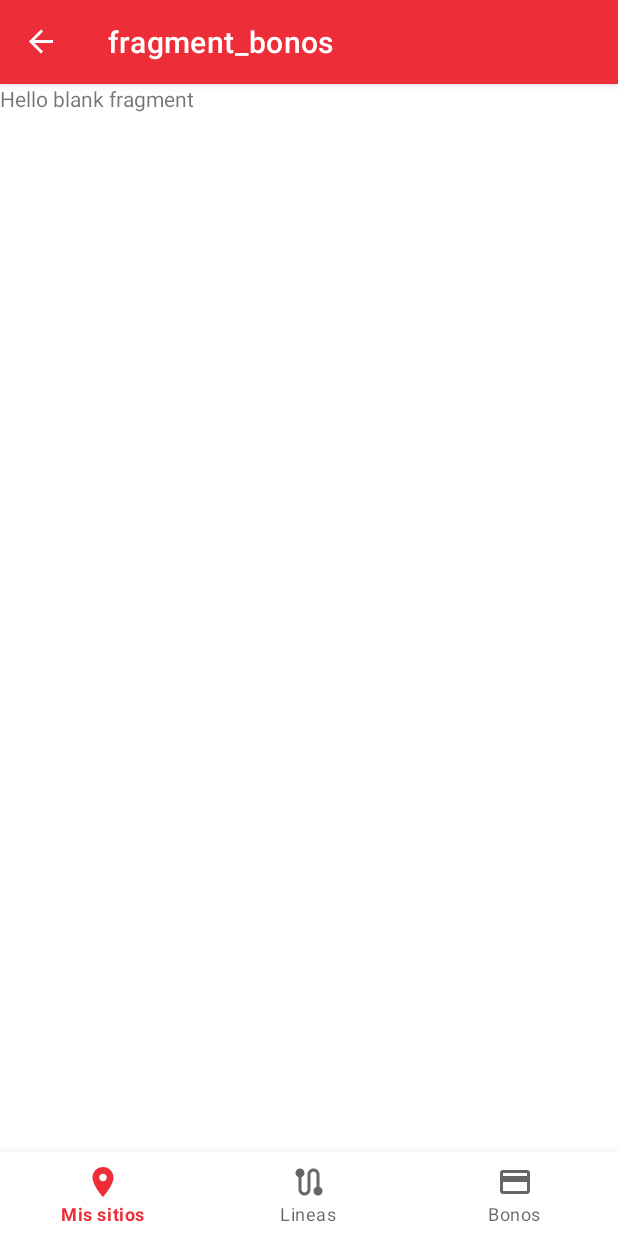
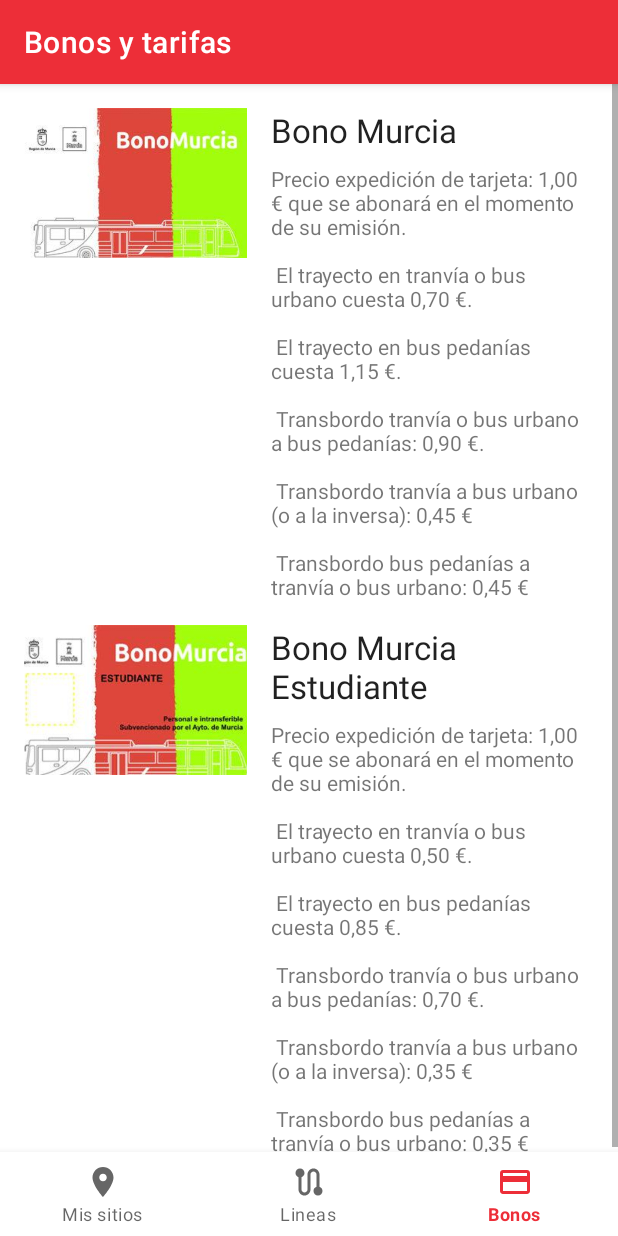
Before and after one commit to youngsdeveloper/busmurcia-app, an Android app: the BonosFragment screen opened through its navigation route, on a phone screen of 412 x 824 dp. Run offline under Robolectric (Android 15) with nearby library versions, the phone set to English and light mode, and no system bars; our stand-ins replace Room's generated code, navigation-ui; libraries missing offline, so code that uses them is left out: io.nlopez.smartlocation.

Commit message:
Feature: Lines + Bonos pantallas

```diff
--- a/app/src/main/java/com/juice_studio/busmurciaapp/activites/MainActivity.kt
+++ b/app/src/main/java/com/juice_studio/busmurciaapp/activites/MainActivity.kt
@@ -22,7 +22,7 @@
             supportFragmentManager.findFragmentById(R.id.fragment_container_view) as NavHostFragment
         val navController = navHostFragment.navController
 
-        val appBarConfiguration = AppBarConfiguration(navController.graph)
+        val appBarConfiguration = AppBarConfiguration(setOf(R.id.placesFragment, R.id.bonosFragment, R.id.lineasFragment))
         topAppBar.setupWithNavController(navController, appBarConfiguration)
         setSupportActionBar(topAppBar)
 
@@ -36,14 +36,7 @@
         }
 
         val bottom_navigation = bottomNavigationView
-        bottom_navigation.setOnNavigationItemReselectedListener { item ->
-            when (item.itemId) {
-                R.id.page_bonos -> {
-                    // Respond to navigation item 1 reselection
-                    navController.navigate(R.id.action_placesFragment_to_bonosFragment)
-                }
-            }
-        }
+        bottom_navigation.setupWithNavController(navController)
     }
 
 
--- a/app/src/main/java/com/juice_studio/busmurciaapp/adapters/RouteAdapter.kt
+++ b/app/src/main/java/com/juice_studio/busmurciaapp/adapters/RouteAdapter.kt
@@ -13,12 +13,14 @@
 import kotlinx.android.synthetic.main.item_route.view.*
 import kotlinx.android.synthetic.main.item_stop.view.*
 
-class RouteAdapter(var items: List<Route>, var stop: Stop, var routeClickListener: RouteClickListener): RecyclerView.Adapter<RouteViewHolder>() {
+class RouteAdapter(var items: List<Route>, var routeClickListener: RouteClickListener): RecyclerView.Adapter<RouteViewHolder>() {
     override fun onCreateViewHolder(parent: ViewGroup, viewType: Int): RouteViewHolder {
         val view = LayoutInflater.from(parent.context)
             .inflate(R.layout.item_route, parent, false)
         return RouteViewHolder(view)
     }
+
+    var stop:Stop? = null
 
     override fun onBindViewHolder(holder: RouteViewHolder, position: Int) {
 
@@ -36,7 +38,7 @@
 
 
 interface RouteClickListener {
-    fun onRouteClick(route: Route, stop: Stop)
+    fun onRouteClick(route: Route, stop: Stop?)
 }
 
 
--- a/app/src/main/java/com/juice_studio/busmurciaapp/adapters/StopAdapter.kt
+++ b/app/src/main/java/com/juice_studio/busmurciaapp/adapters/StopAdapter.kt
@@ -28,7 +28,8 @@
         val stop = items[position]
         holder.text_parada.text = stop.name
 
-        val routeAdapter = RouteAdapter(stop.getRoutes(),stop, routeClickListener)
+        val routeAdapter = RouteAdapter(stop.getRoutes(),routeClickListener)
+        routeAdapter.stop = stop
         holder.recycler_lines.addItemDecoration(DividerItemDecoration(ctx, 0))
 
         holder.recycler_lines.adapter = routeAdapter
--- a/app/src/main/java/com/juice_studio/busmurciaapp/models/Route.kt
+++ b/app/src/main/java/com/juice_studio/busmurciaapp/models/Route.kt
@@ -11,12 +11,16 @@
 data class Route(
         val id: Int,
         val lines: List<Line>,
+        val custom_headsign: String?,
 ): Parcelable{
     fun getRouteNameForHumans():String{
         return "L$id - ${getRouteHeadsign()}"
     }
 
     fun getRouteHeadsign():String{
+        if(!custom_headsign.isNullOrEmpty()){
+            return custom_headsign
+        }
         return lines[0].headsign
     }
 
--- a/app/src/main/java/com/juice_studio/busmurciaapp/models/Stop.kt
+++ b/app/src/main/java/com/juice_studio/busmurciaapp/models/Stop.kt
@@ -24,8 +24,11 @@
     fun getRoutes():List<Route>{
         val routes = mutableListOf<Route>()
         val lines_by_route = getLinesByRoute()
+        if(lines_by_route.isEmpty()){
+            return mutableListOf();
+        }
         for (route in lines_by_route){
-            val route = Route(route.key, route.value)
+            val route = Route(route.key, route.value, null)
             routes.add(route)
         }
         return routes
--- a/app/src/main/res/layout/fragment_bonos.xml
+++ b/app/src/main/res/layout/fragment_bonos.xml
@@ -1,14 +1,93 @@
 <?xml version="1.0" encoding="utf-8"?>
-<FrameLayout xmlns:android="http://schemas.android.com/apk/res/android"
+<ScrollView
+    xmlns:android="http://schemas.android.com/apk/res/android"
+    xmlns:app="http://schemas.android.com/apk/res-auto"
     xmlns:tools="http://schemas.android.com/tools"
     android:layout_width="match_parent"
+    android:layout_height="match_parent">
+
+<androidx.constraintlayout.widget.ConstraintLayout
+    android:layout_width="match_parent"
     android:layout_height="match_parent"
+    android:background="@color/white"
     tools:context=".fragments.BonosFragment">
 
-    <!-- TODO: Update blank fragment layout -->
+    <ImageView
+        android:id="@+id/imageView4"
+        android:layout_width="0dp"
+        android:layout_height="100dp"
+        android:layout_marginStart="16dp"
+        android:layout_marginTop="16dp"
+        android:scaleType="centerCrop"
+        android:src="@drawable/bono_murcia"
+        app:layout_constraintEnd_toStartOf="@+id/guideline4"
+        app:layout_constraintStart_toStartOf="parent"
+        app:layout_constraintTop_toTopOf="parent" />
+
+    <ImageView
+        android:id="@+id/imageView5"
+        android:layout_width="0dp"
+        android:layout_height="100dp"
+        android:layout_marginStart="16dp"
+        android:layout_marginTop="16dp"
+        android:scaleType="centerCrop"
+        app:layout_constraintEnd_toStartOf="@+id/guideline4"
+        app:layout_constraintHorizontal_bias="0.0"
+        app:layout_constraintStart_toStartOf="parent"
+        app:layout_constraintTop_toBottomOf="@+id/textView4"
+        app:srcCompat="@drawable/bono_estudiante" />
+
     <TextView
-        android:layout_width="match_parent"
-        android:layout_height="match_parent"
-        android:text="@string/hello_blank_fragment" />
+        android:id="@+id/textView"
+        android:layout_width="0dp"
+        android:layout_height="wrap_content"
+        android:layout_marginStart="16dp"
+        android:layout_marginEnd="16dp"
+        android:text="Bono Murcia"
+        android:textAppearance="@style/TextAppearance.AppCompat.Large"
+        app:layout_constraintEnd_toEndOf="parent"
+        app:layout_constraintStart_toEndOf="@+id/imageView4"
+        app:layout_constraintTop_toTopOf="@+id/imageView4" />
 
-</FrameLayout>
+    <TextView
+        android:id="@+id/textView3"
+        android:layout_width="0dp"
+        android:layout_height="wrap_content"
+        android:layout_marginStart="16dp"
+        android:layout_marginEnd="16dp"
+        android:text="Bono Murcia Estudiante"
+        android:textAppearance="@style/TextAppearance.AppCompat.Large"
+        app:layout_constraintEnd_toEndOf="parent"
+        app:layout_constraintStart_toEndOf="@+id/imageView4"
+        app:layout_constraintTop_toTopOf="@+id/imageView5" />
+
+    <androidx.constraintlayout.widget.Guideline
+        android:id="@+id/guideline4"
+        android:layout_width="wrap_content"
+        android:layout_height="wrap_content"
+        android:orientation="vertical"
+        app:layout_constraintGuide_percent="0.4" />
+
+    <TextView
+        android:id="@+id/textView4"
+        android:layout_width="0dp"
+        android:layout_height="wrap_content"
+        android:layout_marginTop="8dp"
+        android:layout_marginEnd="16dp"
+        android:text="@string/tarifa_bono_murcia"
+        app:layout_constraintEnd_toEndOf="parent"
+        app:layout_constraintStart_toStartOf="@+id/textView"
+        app:layout_constraintTop_toBottomOf="@+id/textView" />
+
+    <TextView
+        android:id="@+id/textView5"
+        android:layout_width="0dp"
+        android:layout_height="wrap_content"
+        android:layout_marginTop="8dp"
+        android:layout_marginEnd="16dp"
+        android:text="@string/tarifas_estudiantes"
+        app:layout_constraintEnd_toEndOf="parent"
+        app:layout_constraintStart_toStartOf="@+id/textView"
+        app:layout_constraintTop_toBottomOf="@+id/textView3" />
+</androidx.constraintlayout.widget.ConstraintLayout>
+</ScrollView>
--- a/app/src/main/res/menu/menu_bottom_navigation.xml
+++ b/app/src/main/res/menu/menu_bottom_navigation.xml
@@ -1,13 +1,13 @@
 <?xml version="1.0" encoding="utf-8"?>
 <menu xmlns:android="http://schemas.android.com/apk/res/android">
     <item
-        android:id="@+id/page_1"
+        android:id="@+id/placesFragment"
         android:enabled="true"
         android:title="Mis sitios"
         android:icon="@drawable/ic_place"/>
 
     <item
-        android:id="@+id/page_2"
+        android:id="@+id/lineasFragment"
         android:enabled="true"
         android:title="Lineas"
         android:icon="@drawable/ic_route"/>
@@ -20,7 +20,7 @@
         android:title="Mapa"/>-->
 
     <item
-        android:id="@+id/page_bonos"
+        android:id="@+id/bonosFragment"
         android:enabled="true"
         android:icon="@drawable/ic_card"
         android:title="Bonos"/>
--- a/app/src/main/res/navigation/main_graph.xml
+++ b/app/src/main/res/navigation/main_graph.xml
@@ -16,9 +16,6 @@
         <action
             android:id="@+id/action_placesFragment_to_newPlaceFragment"
             app:destination="@id/newPlaceFragment" />
-        <action
-            android:id="@+id/action_placesFragment_to_bonosFragment"
-            app:destination="@id/bonosFragment" />
     </fragment>
     <fragment
         android:id="@+id/placeFragment"
@@ -96,6 +93,11 @@
     <fragment
         android:id="@+id/bonosFragment"
         android:name="com.juice_studio.busmurciaapp.fragments.BonosFragment"
-        android:label="fragment_bonos"
+        android:label="Bonos y tarifas"
         tools:layout="@layout/fragment_bonos" />
+    <fragment
+        android:id="@+id/lineasFragment"
+        android:name="com.juice_studio.busmurciaapp.fragments.LineasFragment"
+        android:label="Lineas"
+        tools:layout="@layout/fragment_lineas" />
 </navigation>
--- a/app/src/main/res/values/strings.xml
+++ b/app/src/main/res/values/strings.xml
@@ -1,5 +1,30 @@
+<?xml version="1.0" encoding="utf-8"?>
 <resources>
     <string name="app_name">TMP Murcia</string>
     <!-- TODO: Remove or change this placeholder text -->
     <string name="hello_blank_fragment">Hello blank fragment</string>
+    <string name="tarifas_estudiantes">
+        Precio expedición de tarjeta: 1,00 € que se abonará en el momento de su emisión.
+        \n\n
+        El trayecto en tranvía o bus urbano cuesta 0,50 €.
+        \n\n
+        El trayecto en bus pedanías cuesta 0,85 €.
+        \n\n
+        Transbordo tranvía o bus urbano a bus pedanías: 0,70 €.
+        \n\n
+        Transbordo tranvía a bus urbano (o a la inversa): 0,35 €
+        \n\n
+        Transbordo bus pedanías a tranvía o bus urbano: 0,35 €</string>
+    <string name="tarifa_bono_murcia">
+        Precio expedición de tarjeta: 1,00 € que se abonará en el momento de su emisión.
+        \n\n
+        El trayecto en tranvía o bus urbano cuesta 0,70 €.
+        \n\n
+        El trayecto en bus pedanías cuesta 1,15 €.
+        \n\n
+        Transbordo tranvía o bus urbano a bus pedanías: 0,90 €.
+        \n\n
+        Transbordo tranvía a bus urbano (o a la inversa): 0,45 €
+        \n\n
+        Transbordo bus pedanías a tranvía o bus urbano: 0,45 €</string>
 </resources>
```
Also changed, not shown: app/src/main/java/com/juice_studio/busmurciaapp/fragments/LineasFragment.kt (added, +58 -0 lines), app/src/main/java/com/juice_studio/busmurciaapp/fragments/PlaceFragment.kt (+7 -3 lines), app/src/main/res/layout/fragment_lineas.xml (added, +19 -0 lines), app/src/main/res/drawable-v24/bono_estudiante.jpg (added), app/src/main/res/drawable-v24/bono_murcia.jpg (added).
